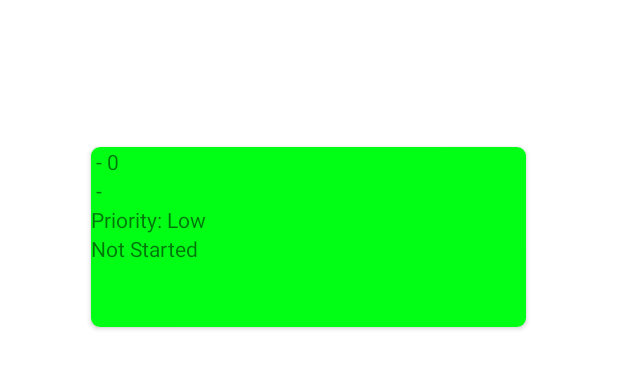
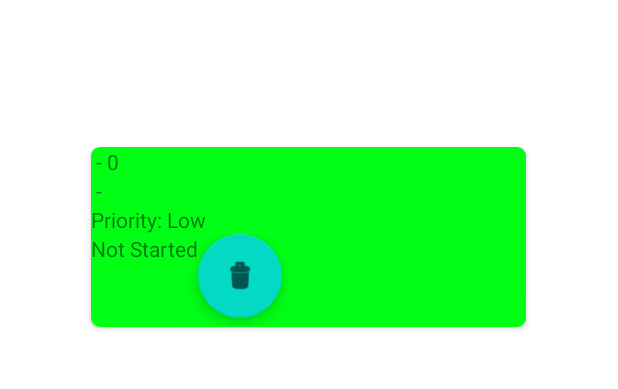
Before and after one commit to twy0622/product-backlog-app, an Android app: the ProductBacklog screen opened directly, with no data from a screen before it, on a phone screen of 412 x 824 dp, the part 167-556 px from its top. Run offline under Robolectric (Android 15) with nearby library versions, the phone set to English and light mode, and no system bars; our stand-ins replace Room's generated code.

Commit message:
added floating button on cardview

```diff
--- a/Projects/Software/app/src/main/java/com/example/software/ProductBacklog.java
+++ b/Projects/Software/app/src/main/java/com/example/software/ProductBacklog.java
@@ -35,4 +35,6 @@ public class ProductBacklog extends AppCompatActivity {
             adapter.notifyDataSetChanged();
         });
     }
+
+
 }
--- a/Projects/Software/app/src/main/res/layout/task_card.xml
+++ b/Projects/Software/app/src/main/res/layout/task_card.xml
@@ -12,12 +12,14 @@
         android:id="@+id/task_cardview"
         android:layout_width="match_parent"
         android:layout_height="match_parent"
-        android:orientation="vertical"
-        android:background="@color/black">
+        android:background="@color/teal_200"
+        android:orientation="vertical">
+
         <LinearLayout
             android:layout_width="match_parent"
             android:layout_height="match_parent"
             android:orientation="vertical">
+
             <TextView
                 android:id="@+id/task_title"
                 android:layout_width="match_parent"
@@ -30,6 +32,7 @@
                 android:layout_width="match_parent"
                 android:layout_height="wrap_content"
                 android:text="Description: " />
+
             <TextView
                 android:id="@+id/task_priority"
                 android:layout_width="match_parent"
@@ -48,6 +51,15 @@
                     android:layout_width="wrap_content"
                     android:layout_height="wrap_content"
                     android:text="Status: " />
+
+                <com.google.android.material.floatingactionbutton.FloatingActionButton
+                    android:id="@+id/floatingActionButton"
+                    android:layout_width="wrap_content"
+                    android:layout_height="wrap_content"
+                    android:layout_weight="1"
+                    android:clickable="true"
+                    app:srcCompat="@android:drawable/ic_menu_delete" />
+
 
                 <!--            <TextView-->
                 <!--                android:id="@+id/edit_task"-->
```
